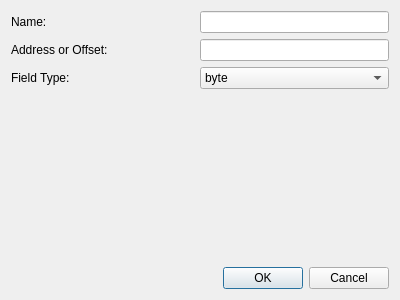
Old version of the form MemoryScanner/MemoryScanner/addnewentrywidget.ui in the repository WohlSoft/LunaLua.
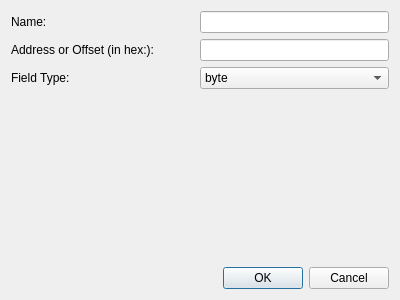
New version of the form.

```diff
--- a/MemoryScanner/MemoryScanner/addnewentrywidget.ui
+++ b/MemoryScanner/MemoryScanner/addnewentrywidget.ui
@@ -17,7 +17,7 @@
    <item row="1" column="0">
     <widget class="QLabel" name="labelAddress">
      <property name="text">
-      <string>Address or Offset:</string>
+      <string>Address or Offset (in hex:):</string>
      </property>
     </widget>
    </item>
```
